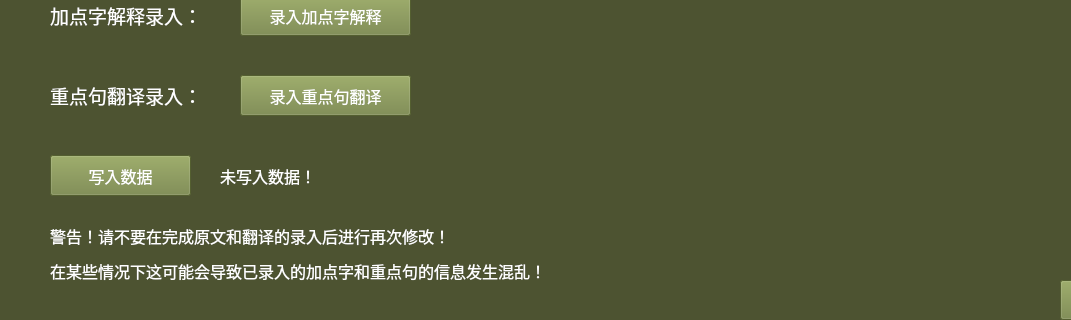
Before: the Qt Designer form DataInput.ui in liyuxuan2003/EgretPoetry, drawn with Qt 5; both pictures show x 0 to 1071 and y 355 to 675 of the 1200 by 675 pixel window.
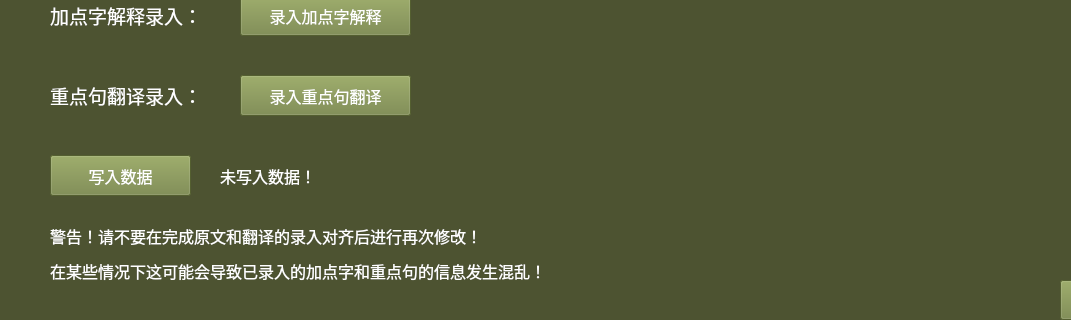
After: the same form once the commit is applied.

Patch:
```diff
--- a/DataInput.ui
+++ b/DataInput.ui
@@ -260,7 +260,7 @@
     <string notr="true">color: rgb(255, 255, 255);</string>
    </property>
    <property name="text">
-    <string>警告！请不要在完成原文和翻译的录入后进行再次修改！</string>
+    <string>警告！请不要在完成原文和翻译的录入对齐后进行再次修改！</string>
    </property>
   </widget>
   <widget class="QLabel" name="labelWarning2">
```
